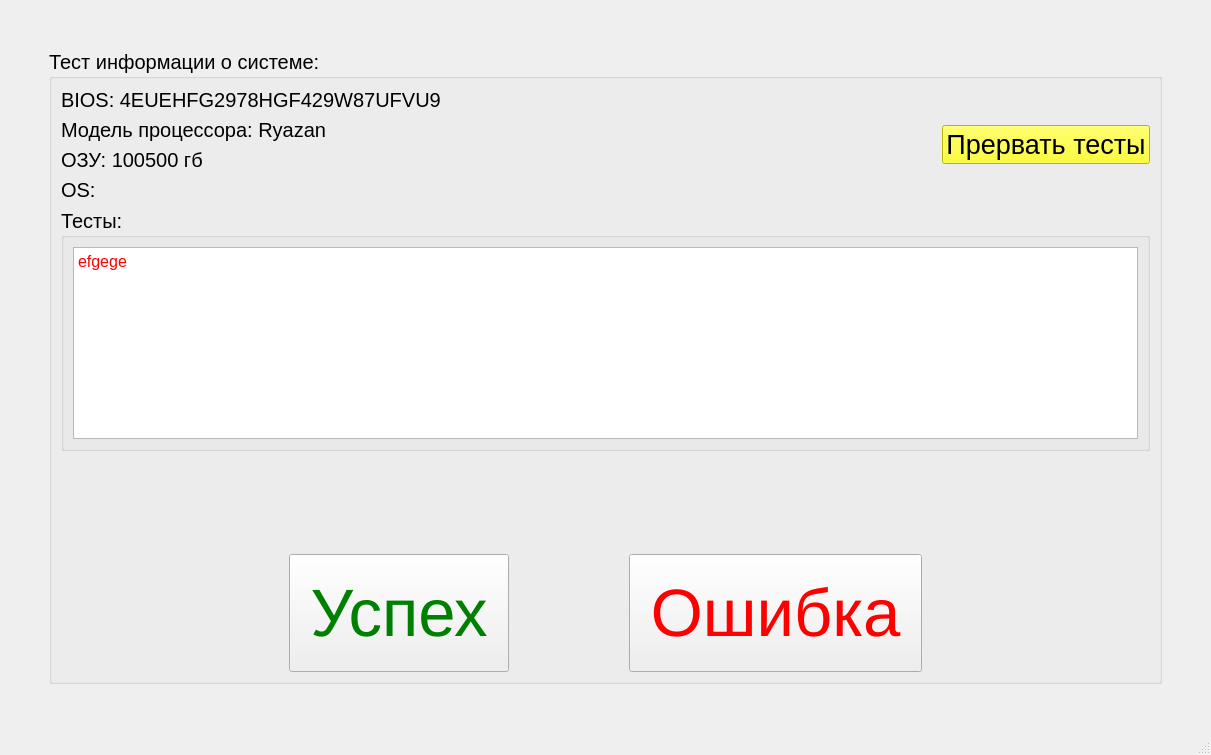
This is ui/test_sys_info.ui in Mex93/MonoblockTests as Qt 5 draws it before an edit. The edited form follows.
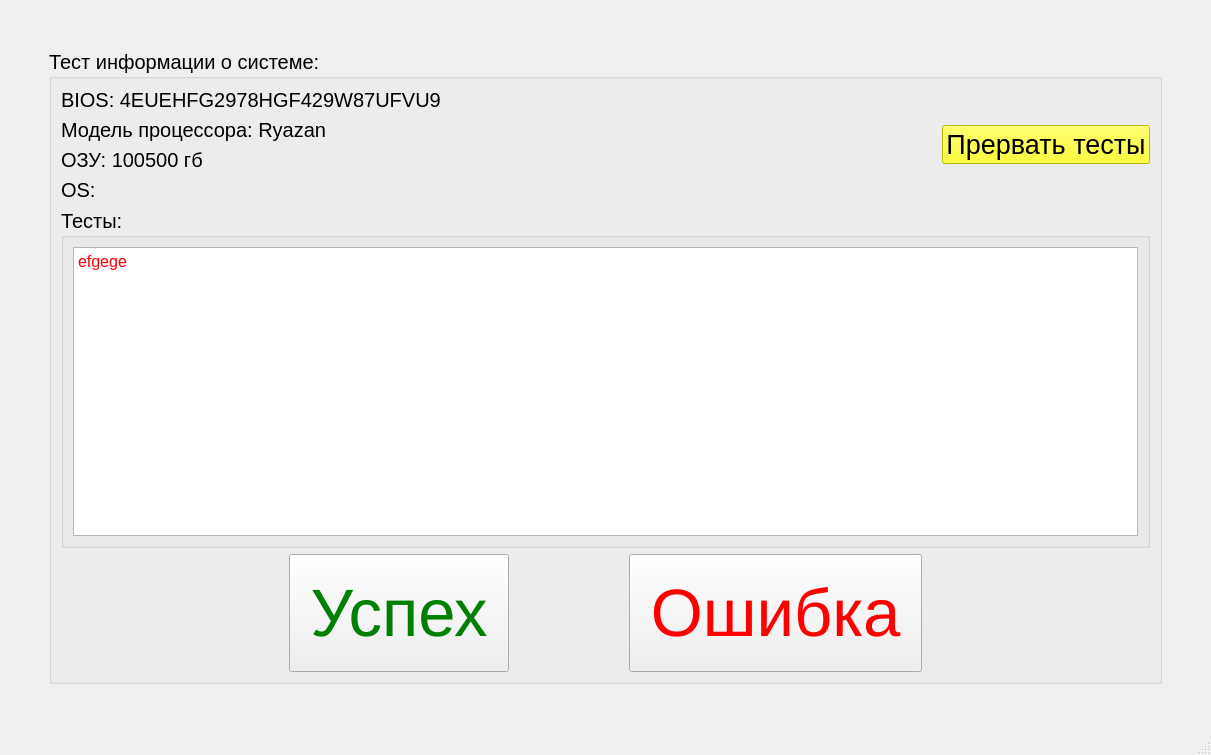
This is the edited form.

What changed in the file:
```diff
--- a/ui/test_sys_info.ui
+++ b/ui/test_sys_info.ui
@@ -196,19 +196,6 @@
                  </layout>
                 </widget>
                </item>
-               <item>
-                <spacer name="verticalSpacer">
-                 <property name="orientation">
-                  <enum>Qt::Orientation::Vertical</enum>
-                 </property>
-                 <property name="sizeHint" stdset="0">
-                  <size>
-                   <width>20</width>
-                   <height>40</height>
-                  </size>
-                 </property>
-                </spacer>
-               </item>
                <item>
                 <layout class="QHBoxLayout" name="horizontalLayout">
                  <item>
```
